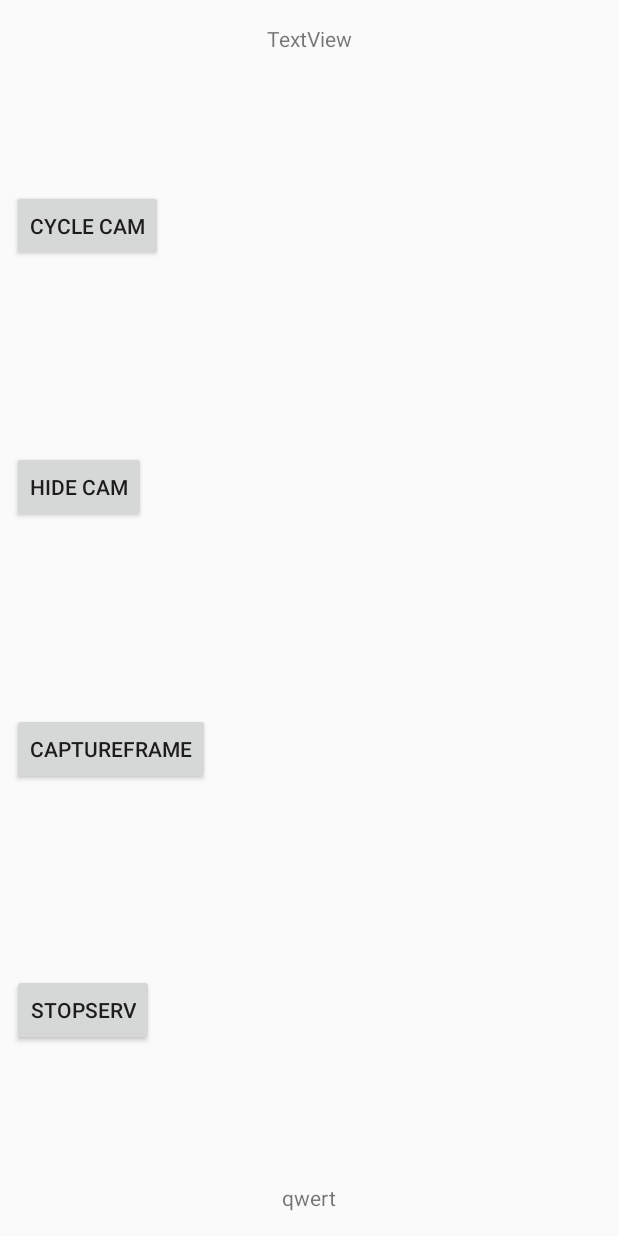
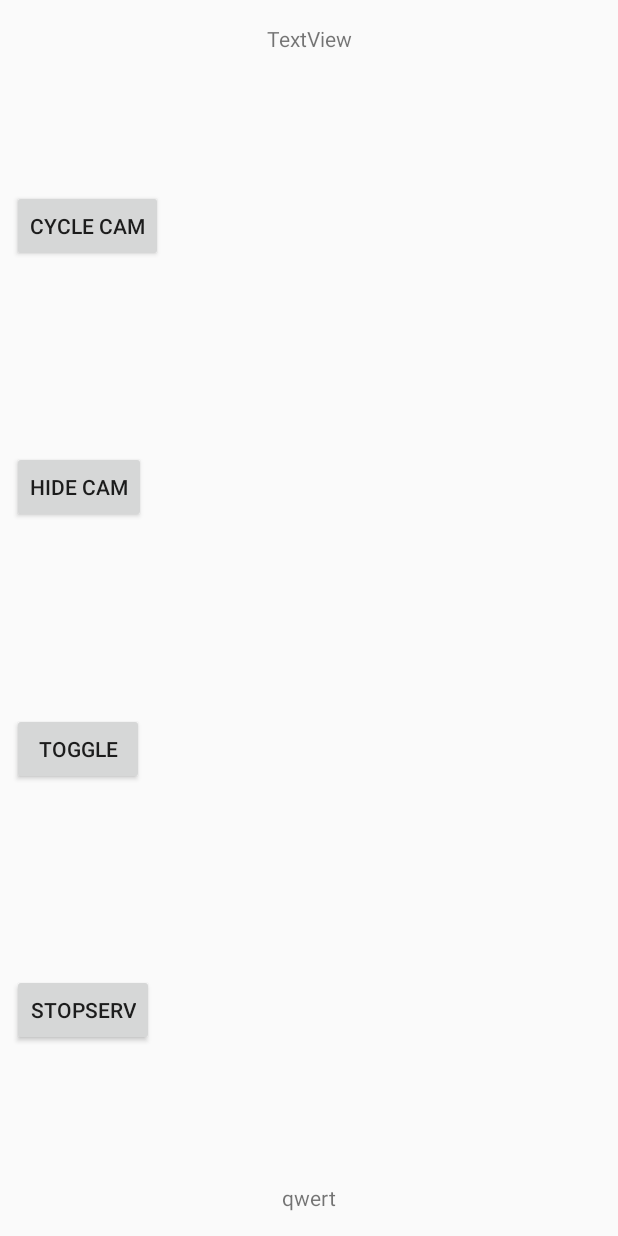
Before and after one commit to Stedd/LoomoApp, an Android app: the screen it shows after launch (MainActivity), on a phone screen of 412 x 824 dp. Run offline under Robolectric (Android 15) with nearby library versions, the phone set to English and light mode, and no system bars; libraries missing offline, so code that uses them is left out: com.segway.robot, org.opencv.android, org.opencv.core, org.opencv.features2d, org.ros.address and 5 more; 15 statements that could not run were skipped.

Commit message:
Minor clean-up

```diff
--- a/app/src/main/java/com/example/loomoapp/MainActivity.kt
+++ b/app/src/main/java/com/example/loomoapp/MainActivity.kt
@@ -12,7 +12,6 @@ import com.example.loomoapp.Loomo.*
 import com.example.loomoapp.OpenCV.OpenCVMain
 import com.example.loomoapp.ROS.*
 import com.example.loomoapp.utils.LoopedThread
-import com.example.loomoapp.utils.NonBlockingInfLoop
 import com.segway.robot.sdk.vision.frame.FrameInfo
 import com.segway.robot.sdk.vision.stream.StreamType
 import kotlinx.android.synthetic.main.activity_main.*
@@ -222,7 +221,7 @@ class MainActivity :
         }
         btnStartService.setOnClickListener {
             Log.d(TAG, "ServStartBtn clicked")
-            mOpenCVMain.captureNewFrame = true
+            mOpenCVMain.toggle = !mOpenCVMain.toggle
 //            mRosMainPublisher.publishAllCameras()
         }
         btnStopService.setOnClickListener {
--- a/app/src/main/java/com/example/loomoapp/OpenCV/OpenCVMain.kt
+++ b/app/src/main/java/com/example/loomoapp/OpenCV/OpenCVMain.kt
@@ -54,7 +54,7 @@ class OpenCVMain : Service() {
     private var newDepthFrames = 0
 
     private val fishEyeTracker = ORBTracker()
-    var captureNewFrame = true
+    var toggle = true
 
     override fun onBind(intent: Intent?): IBinder? {
         return Binder()
@@ -90,7 +90,6 @@ class OpenCVMain : Service() {
     private var keyPoints = MatOfKeyPoint()
 //    private external fun nativeOrb(matAddr: Long, dstAddr: Long)
 
-//    private var i = 0
     fun onNewFrame(streamType: Int, frame: Frame) {
 //        val tic = System.currentTimeMillis()
         when (streamType) {
@@ -103,22 +102,6 @@ class OpenCVMain : Service() {
                         ), frame.info
                     )
                 )
-                if (captureNewFrame) {
-                    captureNewFrame = false
-//                    i++
-                    foo.togglePause()
-//                    if(i>5) foo.kill()
-//                    imgProcFishEye.handler.post {
-//                        keyPoints = fishEyeTracker.onNewFrame(fishEyeFrameBuffer.peekTail()!!.first)
-////                        nativeOrb(fishEyeFrameBuffer.peekTail()!!.first.nativeObjAddr, keyPoints.nativeObjAddr)
-//                    }
-                }
-//                Features2d.drawKeypoints(
-//                    fishEyeFrameBuffer[fishEyeFrameBuffer.tail]!!.first,
-//                    keyPoints,
-//                    fishEyeFrameBuffer[fishEyeFrameBuffer.tail]!!.first,
-//                    Scalar(0.0, 255.0, 0.0)
-//                )
                 ++newFishEyeFrames
             }
             StreamType.COLOR -> {
@@ -156,7 +139,10 @@ class OpenCVMain : Service() {
     fun getNewestFrame(streamType: Int, callback: (Bitmap) -> Unit) {
         val frame: Mat? = when (streamType) {
 //            StreamType.FISH_EYE -> fishEyeFrameBuffer.peek(1)?.first
-            StreamType.FISH_EYE -> processedFishEyeFrame
+            StreamType.FISH_EYE -> {
+                if(toggle) processedFishEyeFrame
+                else fishEyeFrameBuffer.peek(1)?.first
+            }
             StreamType.COLOR -> colorFrameBuffer.peek(1)?.first
             StreamType.DEPTH -> depthFrameBuffer.peek(1)?.first
             else -> throw IllegalStreamTypeException("Non recognized stream type in getNewestFrame()")
--- a/app/src/main/java/com/example/loomoapp/utils/NonBlockingInfLoop.kt
+++ b/app/src/main/java/com/example/loomoapp/utils/NonBlockingInfLoop.kt
@@ -19,6 +19,15 @@ import kotlin.concurrent.thread
  *      Log.d(TAG, "Loop iterations: $i")
  * }
  */
+
+/**
+ * Creates a thread that runs an infinite loop.
+ * The code to be executed repeatedly is passed in the constructor.
+ *
+ * If none of the member functions are used (e.g. pause()), the IDE will
+ * tell you that the instance of NonBlockingInfLoop
+ * is never used. This can be ignored
+ */
 class NonBlockingInfLoop(val loop: () -> Unit) {
 
     private val TAG = "NonBlockingInfLoop"
@@ -33,10 +42,12 @@ class NonBlockingInfLoop(val loop: () -> Unit) {
             name = "Inf Loop",
             priority = Process.THREAD_PRIORITY_DEFAULT
         ) {
+            Log.d(TAG, "Starting thread ${Thread.currentThread()}")
             while (running) {
                 if (paused) continue
                 loop()
             }
+            Log.d(TAG, "Stopping thread ${Thread.currentThread()}")
         }
 
     /**
--- a/app/src/main/res/values/strings.xml
+++ b/app/src/main/res/values/strings.xml
@@ -1,6 +1,6 @@
 <resources>
     <string name="app_name">LoomoApp</string>
-    <string name="btnStringStartService">CaptureFrame</string>
+    <string name="btnStringStartService">Toggle</string>
     <string name="btnStringStopService">StopServ</string>
     <string name="btnStringStartCamera">Cycle Cam</string>
     <string name="btnStringStopCamera">Hide Cam</string>
```
